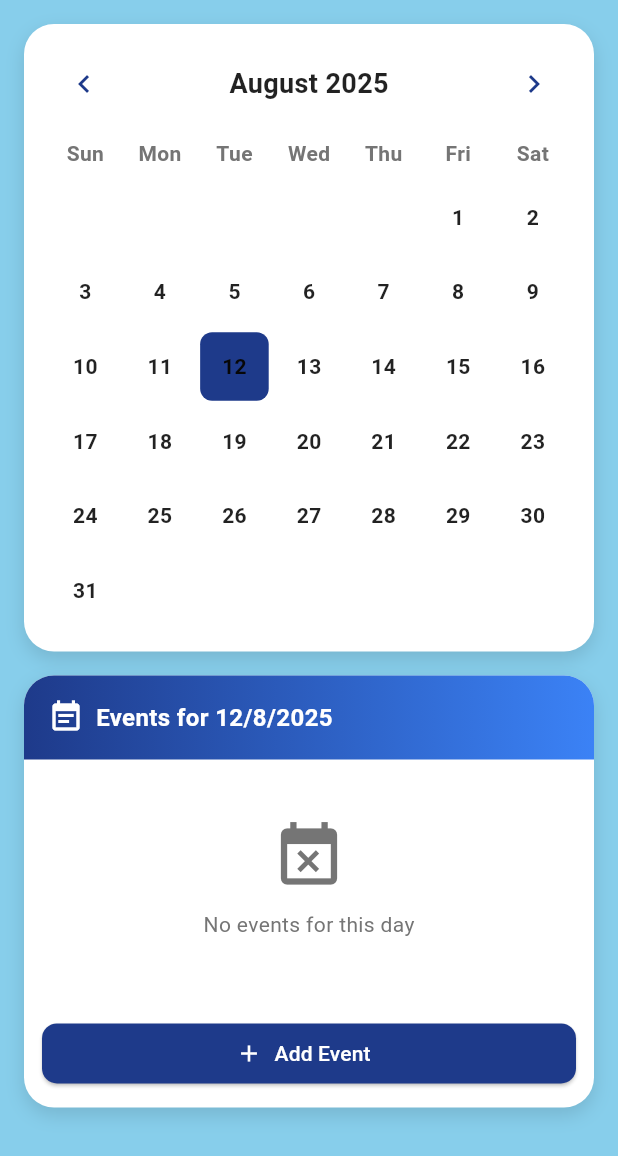
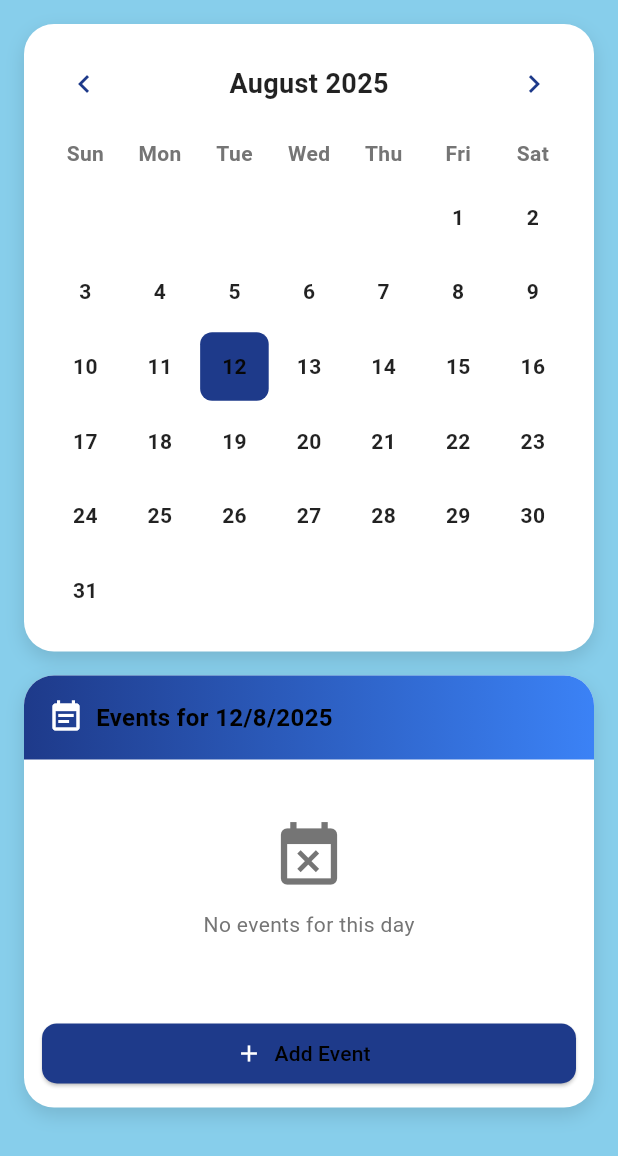
Before and after one commit to yawansharma/SastraX-Flutter, a Flutter app: the CalendarPage screen opened directly with empty values, on a phone screen of 412 x 824 dp. Shown: the top 1156 px of the screen. Run offline on Flutter 3.47's test engine with Material 3 defaults, Android fonts, the phone set to English and light mode, and no system bars; our stand-ins replace animate_do, auto_size_text, cached_network_image, confetti, firebase_auth, firebase_core and 4 more; accounts and stored records are empty.

Commit message:
minor_updates

```diff
--- a/lib/Pages/SGPA_calculator.dart
+++ b/lib/Pages/SGPA_calculator.dart
@@ -198,7 +198,7 @@ class _SgpaCalculatorPageState extends State<SgpaCalculatorPage> {
         child: Column(
           crossAxisAlignment: CrossAxisAlignment.start,
           children: [
-            Text('GPA Predictor', style: theme.textTheme.headlineSmall),
+            Text('SGPA Predictor', style: theme.textTheme.headlineSmall),
             const SizedBox(height: 5),
             Text(
               'Calculate your SGPA based on credits and expected grade.',
--- a/lib/Pages/calendar_page.dart
+++ b/lib/Pages/calendar_page.dart
@@ -212,7 +212,7 @@ class _CalendarPageState extends State<CalendarPage> {
                 const SizedBox(width: 8),
                 Text(
                   'Events for ${_selectedDay.day}/${_selectedDay.month}/${_selectedDay.year}',
-                  style: const TextStyle(fontSize: 16, fontWeight: FontWeight.bold, color: Colors.white),
+                  style: const TextStyle(fontSize: 16, fontWeight: FontWeight.bold, color: Colors.black),
                 ),
               ],
             ),
@@ -239,7 +239,7 @@ class _CalendarPageState extends State<CalendarPage> {
               ),
               onPressed: () => _showAddNoteDialog(theme),
               icon: const Icon(Icons.add, color: Colors.white),
-              label: const Text('Add Event', style: TextStyle(color: Colors.white)),
+              label: const Text('Add Event', style: TextStyle(color: Colors.black)),
             ),
           ),
         ],
--- a/lib/Pages/community_page.dart
+++ b/lib/Pages/community_page.dart
@@ -68,10 +68,7 @@ class _CommunityPageState extends State<CommunityPage> {
             ),
             backgroundColor: AppTheme.primaryBlue,
             elevation: 0,
-            leading: IconButton(
-              icon: const Icon(Icons.arrow_back, color: Colors.white),
-              onPressed: () => Navigator.pushReplacement(context, MaterialPageRoute(builder: (context) => HomePage(regNo: "regNo"))),
-            ),
+
           ),
 
 
```
